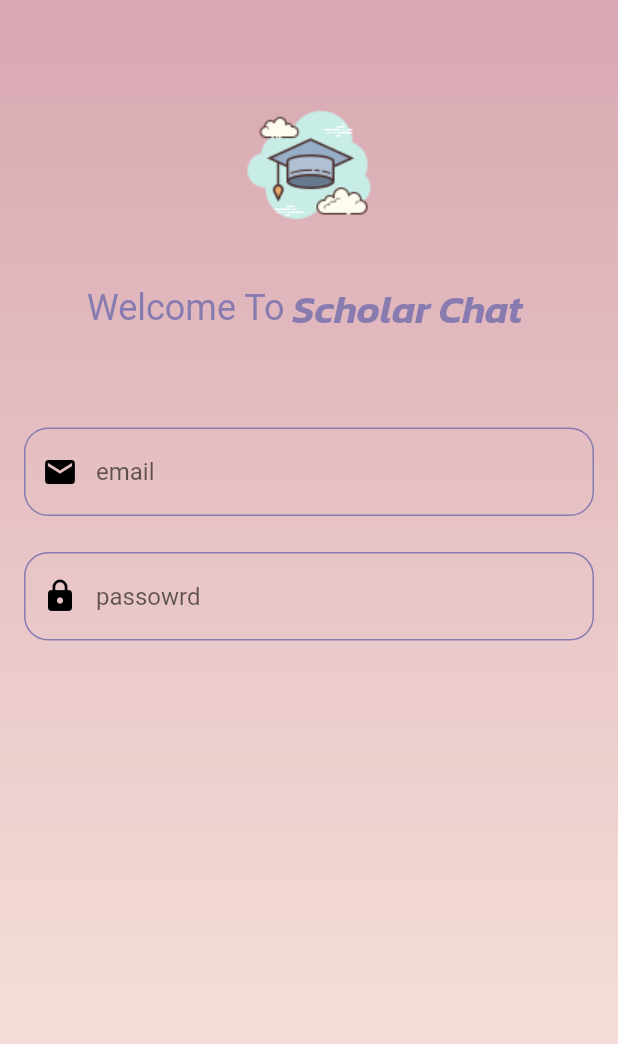
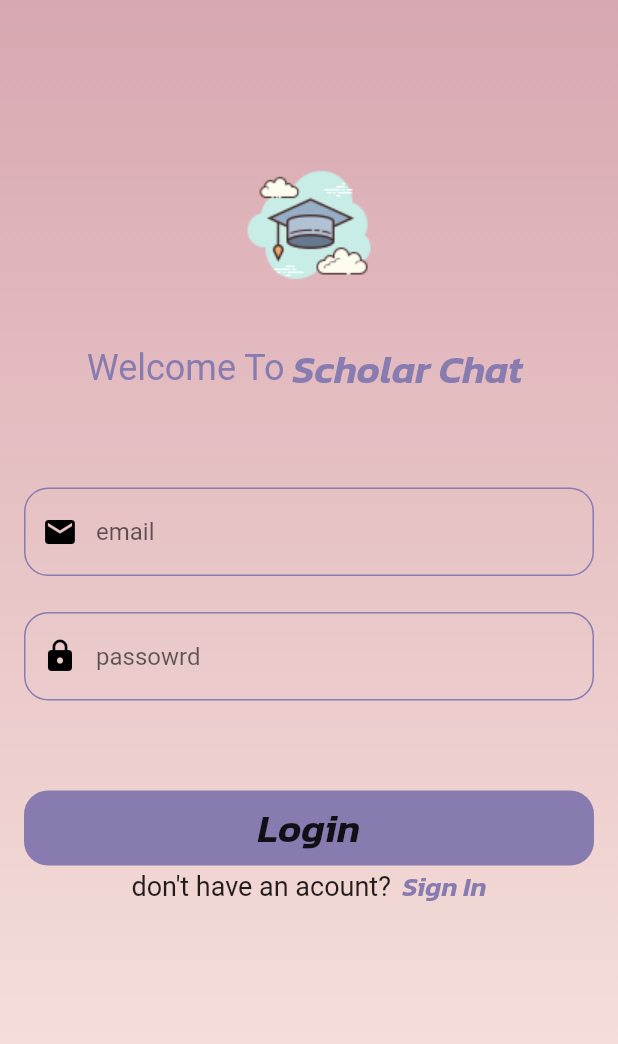
Before and after one commit to Elesawy11/chat_app, a Flutter app: the screen it shows after launch, on a phone screen of 412 x 824 dp. Shown: the top 1044 px of the screen. Run offline on Flutter 3.47's test engine with Material 2 defaults, Android fonts, the phone set to English and light mode, and no system bars.

Commit message:
finish login view and create sigin view

```diff
--- a/lib/main.dart
+++ b/lib/main.dart
@@ -1,3 +1,4 @@
+import 'package:chat_app/views/login_view.dart';
 import 'package:chat_app/views/signin_view.dart';
 import 'package:flutter/material.dart';
 
@@ -5,18 +6,19 @@ void main(List<String> args) {
   return runApp(const ChatApp());
 }
 
-
 class ChatApp extends StatelessWidget {
   const ChatApp({super.key});
 
   @override
   Widget build(BuildContext context) {
-    return  MaterialApp(
-      theme: ThemeData(
-        // fontFamily: 'Kanit',
-      ),
+    return MaterialApp(
+      routes: {
+        LogInView.id: (context) =>const LogInView(),
+        SignInView.id:(context) => const SignInView()
+      },
+      theme: ThemeData(),
       debugShowCheckedModeBanner: false,
-      home: SignInView(),
+      initialRoute: LogInView.id,
     );
   }
 }
--- /dev/null
+++ b/lib/views/login_view.dart
@@ -0,0 +1,102 @@
+import 'package:chat_app/views/signin_view.dart';
+import 'package:flutter/material.dart';
+
+import '../widgets/custom_button.dart';
+import '../widgets/custom_text_field.dart';
+
+class LogInView extends StatelessWidget {
+  const LogInView({super.key});
+  static String id = 'Login view';
+
+  @override
+  Widget build(BuildContext context) {
+    return Scaffold(
+      // backgroundColor: Color(0xffFAE8E0),
+      body: Container(
+        width: double.infinity,
+        decoration: const BoxDecoration(
+            gradient: LinearGradient(
+          colors: [Color(0xffFAE8E0), Color(0xffD8A7B1)],
+          begin: AlignmentDirectional.bottomCenter,
+          end: AlignmentDirectional.topCenter,
+        )),
+        child: Padding(
+          padding: const EdgeInsets.symmetric(horizontal: 16),
+          child: Column(
+            children: [
+              const SizedBox(
+                height: 100,
+              ),
+              Image.asset('assets/images/scholar.png'),
+              const SizedBox(
+                height: 26,
+              ),
+              const Row(
+                mainAxisAlignment: MainAxisAlignment.center,
+                children: [
+                  Text(
+                    'Welcome To',
+                    style: TextStyle(
+                      color: Color(0xff887BB0),
+                      fontSize: 24,
+                    ),
+                  ),
+                  Text(
+                    ' Scholar Chat ',
+                    style: TextStyle(
+                        color: Color(0xff887BB0),
+                        fontSize: 26,
+                        fontFamily: 'Kanit'),
+                  ),
+                ],
+              ),
+              const SizedBox(
+                height: 60,
+              ),
+              const CustomTextField(
+                hintText: 'email',
+                icon: Icons.mail,
+              ),
+              const SizedBox(
+                height: 24,
+              ),
+              const CustomTextField(
+                icon: Icons.lock,
+                hintText: 'passowrd',
+              ),
+              const SizedBox(
+                height: 60,
+              ),
+              CustomButton(
+                onTap: () {},
+                text: 'Login',
+              ),
+              Row(
+                mainAxisAlignment: MainAxisAlignment.center,
+                children: [
+                  const Text(
+                    'don\'t have an acount?',
+                    style: TextStyle(fontSize: 18),
+                  ),
+                  GestureDetector(
+                    onTap: () {
+                      Navigator.pushNamed(context, SignInView.id);
+                    },
+                    child: const Text(
+                      '  Sign In',
+                      style: TextStyle(
+                        fontSize: 18,
+                        fontFamily: 'Kanit',
+                        color: Color(0xff887BB0),
+                      ),
+                    ),
+                  ),
+                ],
+              )
+            ],
+          ),
+        ),
+      ),
+    );
+  }
+}
--- a/lib/views/signin_view.dart
+++ b/lib/views/signin_view.dart
@@ -1,69 +1,11 @@
 import 'package:flutter/material.dart';
-
-import '../widgets/custom_text_field.dart';
 
 class SignInView extends StatelessWidget {
   const SignInView({super.key});
+  static String id = 'Signin view';
 
   @override
   Widget build(BuildContext context) {
-    return Scaffold(
-      // backgroundColor: Color(0xffFAE8E0),
-      body: Container(
-        width: double.infinity,
-        decoration: const BoxDecoration(
-            gradient: LinearGradient(
-          colors: [Color(0xffFAE8E0), Color(0xffD8A7B1)],
-          begin: AlignmentDirectional.bottomCenter,
-          end: AlignmentDirectional.topCenter,
-        )),
-        child: Padding(
-          padding: const EdgeInsets.symmetric(horizontal: 16),
-          child: Column(
-            children: [
-              const SizedBox(
-                height: 60,
-              ),
-              Image.asset('assets/images/scholar.png'),
-                const SizedBox(
-                height: 26,
-              ),
-              const Row(
-                mainAxisAlignment: MainAxisAlignment.center,
-                children: [
-                  Text(
-                    'Welcome To',
-                    style: TextStyle(
-                      color: Color(0xff887BB0),
-                      fontSize: 24,
-                    ),
-                  ),
-                  Text(
-                    ' Scholar Chat ',
-                    style: TextStyle(
-                        color: Color(0xff887BB0),
-                        fontSize: 26,
-                        fontFamily: 'Kanit'),
-                  ),
-                ],
-              ),
-                const SizedBox(
-                height: 60,
-              ),
-              const CustomTextField(
-                hintText: 'email',
-                icon: Icons.mail,
-              ),
-                const SizedBox(
-                height: 24,
-              ),
-              const CustomTextField(icon: Icons.lock,
-                hintText: 'passowrd',
-              ),
-            ],
-          ),
-        ),
-      ),
-    );
+    return Scaffold();
   }
 }
--- /dev/null
+++ b/lib/widgets/custom_button.dart
@@ -0,0 +1,31 @@
+import 'package:flutter/material.dart';
+
+
+class CustomButton extends StatelessWidget {
+  const CustomButton({
+    super.key, this.onTap, required this.text,
+  });
+  final void Function()? onTap;
+  final String text;
+
+  @override
+  Widget build(BuildContext context) {
+    return GestureDetector(
+      onTap: onTap,
+      child: Container(
+        height: 50,
+        width: double.infinity,
+        decoration: BoxDecoration(
+          borderRadius: BorderRadius.circular(16),
+          color:const Color(0xff887BB0),
+        ),
+        child:  Center(
+          child: Text(
+            text,
+            style:const TextStyle(fontSize: 26, fontFamily: 'Kanit'),
+          ),
+        ),
+      ),
+    );
+  }
+}
```
Also changed, not shown: lib/views/constant.dart (added).
